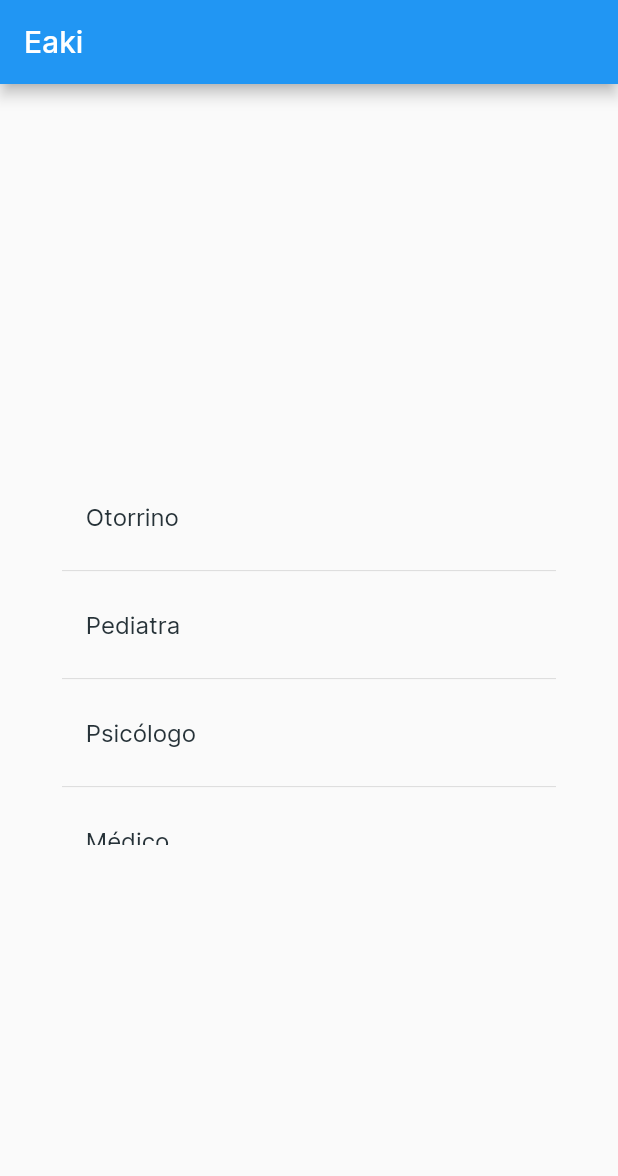
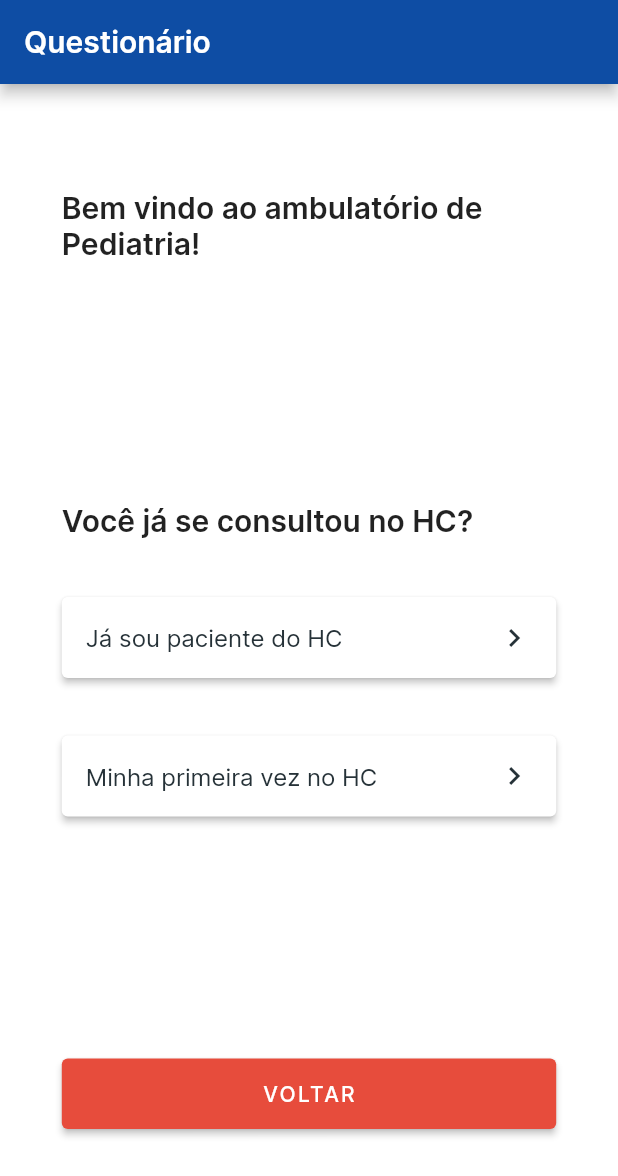
Before and after one commit to AlexandreOkita/eaki, a Flutter app: the screen it shows after launch, on a phone screen of 412 x 824 dp. Shown: the top 1176 px of the screen. Run offline on Flutter 3.47's test engine with Material 2 defaults, Android fonts, the phone set to English and light mode, and no system bars; our stand-ins replace flutter_riverpod.

Commit message:
create first question page

```diff
--- /dev/null
+++ b/lib/components/eaki_scaffold.dart
@@ -0,0 +1,24 @@
+import 'package:flutter/material.dart';
+import 'package:flutter_riverpod/flutter_riverpod.dart';
+
+class EakiScaffold extends ConsumerWidget {
+  final Widget body;
+  final String title;
+  const EakiScaffold({required this.title, required this.body, Key? key}) : super(key: key);
+
+  @override
+  Widget build(BuildContext context, WidgetRef ref) {
+    final theme = Theme.of(context);
+    final screen = MediaQuery.of(context).size;
+    return Scaffold(
+      appBar: AppBar(
+        title: Text(title),
+        backgroundColor: theme.primaryColor,
+      ),
+      body: Padding(
+        padding: EdgeInsets.symmetric(horizontal: screen.width * 0.1),
+        child: body,
+      ),
+    );
+  }
+}
--- a/lib/main.dart
+++ b/lib/main.dart
@@ -1,9 +1,5 @@
-import 'package:eaki/components/advance_button.dart';
-import 'package:eaki/components/not_mapped_button.dart';
-import 'package:eaki/components/open_text_input.dart';
-import 'package:eaki/components/option_button.dart';
 import 'package:eaki/components/option_tile_list.dart';
-import 'package:eaki/components/red_back_button.dart';
+import 'package:eaki/pages/first_question_page.dart';
 import 'package:flutter/material.dart';
 import 'package:flutter_riverpod/flutter_riverpod.dart';
 
@@ -21,9 +17,11 @@ class EakiMainWidget extends StatelessWidget {
       theme: ThemeData(
         primaryColor: const Color(0xff0E4DA4),
         errorColor: const Color(0xffE74C3C),
+        scaffoldBackgroundColor: const Color(0xffFFFFFF),
         fontFamily: "Inter",
         textTheme: const TextTheme(
             headline1: TextStyle(fontSize: 72.0, fontWeight: FontWeight.bold),
+            headline6: TextStyle(fontSize: 20, fontWeight: FontWeight.w600),
             bodyText1: TextStyle(
               fontSize: 16,
               color: Color(0xff263238),
@@ -41,7 +39,7 @@ class EakiMainWidget extends StatelessWidget {
               fontSize: 14,
             )),
       ),
-      home: const HomePage(),
+      home: const FirstQuestionPage(),
     );
   }
 }
--- /dev/null
+++ b/lib/pages/first_question_page.dart
@@ -0,0 +1,52 @@
+import 'package:eaki/components/eaki_scaffold.dart';
+import 'package:eaki/components/option_button.dart';
+import 'package:eaki/components/red_back_button.dart';
+import 'package:flutter/material.dart';
+import 'package:flutter_riverpod/flutter_riverpod.dart';
+
+class FirstQuestionPage extends ConsumerWidget {
+  const FirstQuestionPage({Key? key}) : super(key: key);
+
+  @override
+  Widget build(BuildContext context, WidgetRef ref) {
+    final textTheme = Theme.of(context).textTheme;
+    final screen = MediaQuery.of(context).size;
+
+    return EakiScaffold(
+      title: "Questionário",
+      body: Expanded(
+        child: Column(
+          mainAxisAlignment: MainAxisAlignment.spaceAround,
+          children: [
+            Text(
+              "Bem vindo ao ambulatório de Pediatria!",
+              style: textTheme.headline6,
+            ),
+            SizedBox(
+              height: screen.height * 0.3,
+              child: Column(
+                mainAxisAlignment: MainAxisAlignment.spaceAround,
+                crossAxisAlignment: CrossAxisAlignment.start,
+                children: [
+                  Text(
+                    "Você já se consultou no HC?",
+                    style: textTheme.headline6,
+                  ),
+                  OptionButton(
+                    text: "Já sou paciente do HC",
+                    onPressed: () => print("aoba"),
+                  ),
+                  OptionButton(
+                    text: "Minha primeira vez no HC",
+                    onPressed: () => print("aoba"),
+                  ),
+                ],
+              ),
+            ),
+            RedBackButton(onPressed: () => print("aoba")),
+          ],
+        ),
+      ),
+    );
+  }
+}
```
